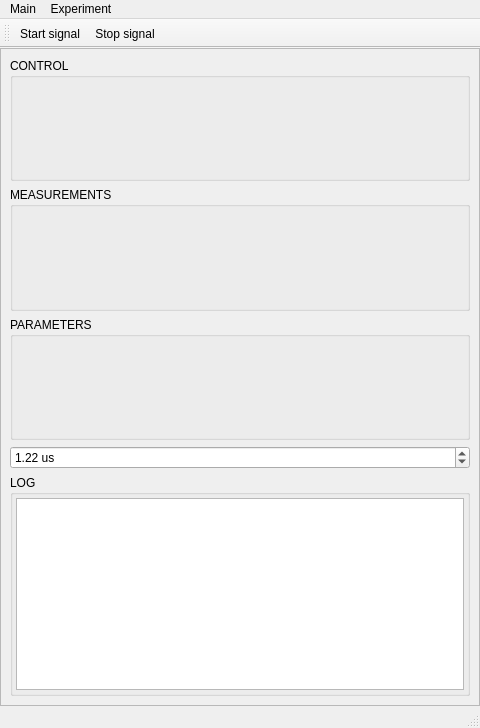
The window that software/mainwindow.ui (gergler/synchronization-block-software) describes before a commit, drawn with Qt 5.
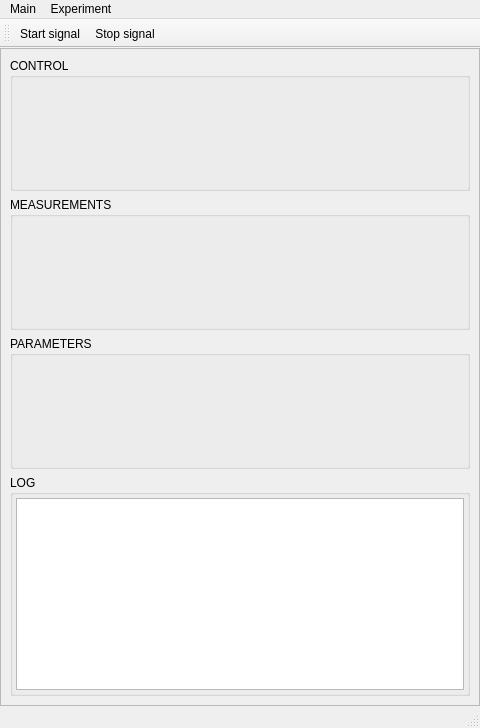
The same window after the commit. Icons and pictures are not drawn.

Diff of the .ui file:
```diff
--- a/software/mainwindow.ui
+++ b/software/mainwindow.ui
@@ -180,19 +180,6 @@
           </layout>
          </widget>
         </item>
-        <item>
-         <widget class="QDoubleSpinBox" name="doubleSpinBox">
-          <property name="suffix">
-           <string> us</string>
-          </property>
-          <property name="maximum">
-           <double>1000000000000000.000000000000000</double>
-          </property>
-          <property name="value">
-           <double>1.220000000000000</double>
-          </property>
-         </widget>
-        </item>
         <item>
          <widget class="QGroupBox" name="groupBox_log">
           <property name="sizePolicy">
```
Left out of the diff: 9 changed lines with no effect on the pictures.
